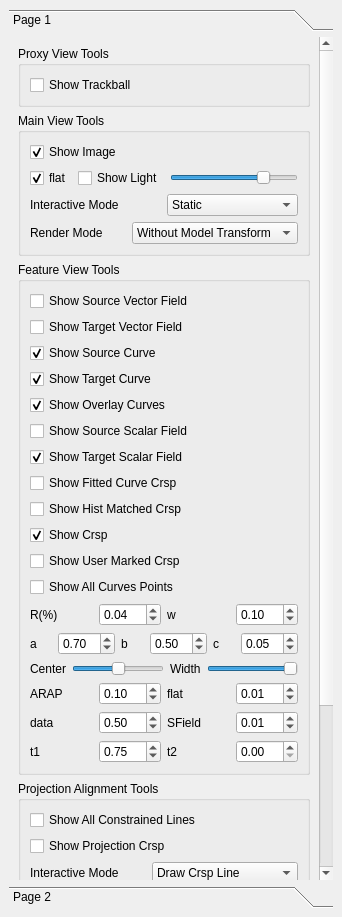
Qt form src/ui/ParameterDock.ui (marlinilram/AppMod) before a commit.
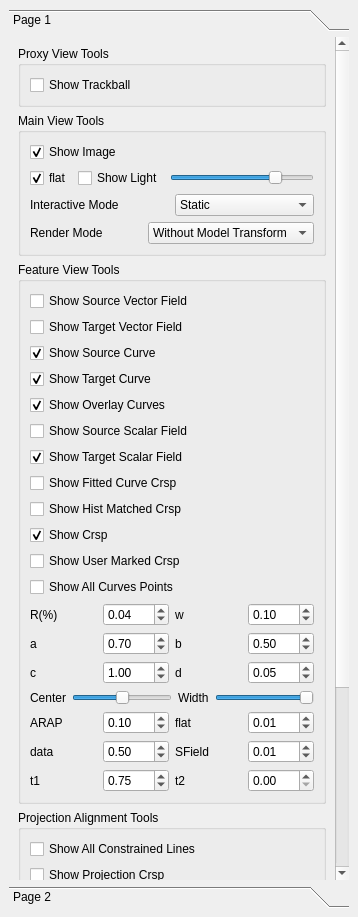
The same form after that commit.

What changed in the file:
```diff
--- a/src/ui/ParameterDock.ui
+++ b/src/ui/ParameterDock.ui
@@ -6,7 +6,7 @@
    <rect>
     <x>0</x>
     <y>0</y>
-    <width>342</width>
+    <width>358</width>
     <height>917</height>
    </rect>
   </property>
@@ -25,8 +25,8 @@
         <rect>
          <x>0</x>
          <y>0</y>
-         <width>307</width>
-         <height>960</height>
+         <width>323</width>
+         <height>988</height>
         </rect>
        </property>
        <attribute name="label">
@@ -308,7 +308,7 @@
             </layout>
            </item>
            <item>
-            <layout class="QHBoxLayout" name="horizontalLayout_8">
+            <layout class="QHBoxLayout" name="horizontalLayout_13">
              <item>
               <widget class="QLabel" name="label_4">
                <property name="text">
@@ -349,6 +349,10 @@
                </property>
               </widget>
              </item>
+            </layout>
+           </item>
+           <item>
+            <layout class="QHBoxLayout" name="horizontalLayout_8">
              <item>
               <widget class="QLabel" name="label_16">
                <property name="text">
@@ -365,6 +369,26 @@
                 <double>0.010000000000000</double>
                </property>
                <property name="value">
+                <double>1.000000000000000</double>
+               </property>
+              </widget>
+             </item>
+             <item>
+              <widget class="QLabel" name="label_17">
+               <property name="text">
+                <string>d</string>
+               </property>
+              </widget>
+             </item>
+             <item>
+              <widget class="QDoubleSpinBox" name="SField_d_doubleSpinBox">
+               <property name="minimum">
+                <double>0.010000000000000</double>
+               </property>
+               <property name="singleStep">
+                <double>0.010000000000000</double>
+               </property>
+               <property name="value">
                 <double>0.050000000000000</double>
                </property>
               </widget>
```
Left out of the diff: 5 changed lines with no effect on the pictures.
